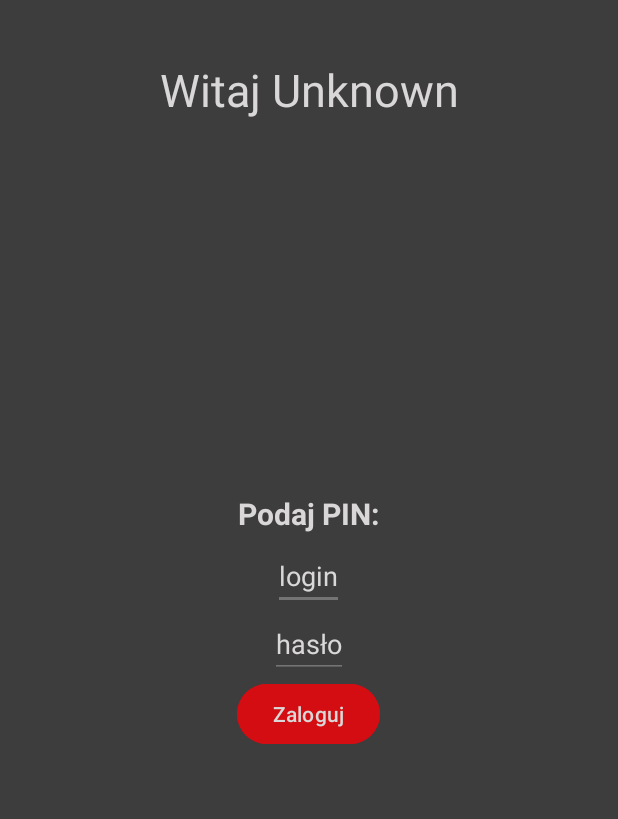
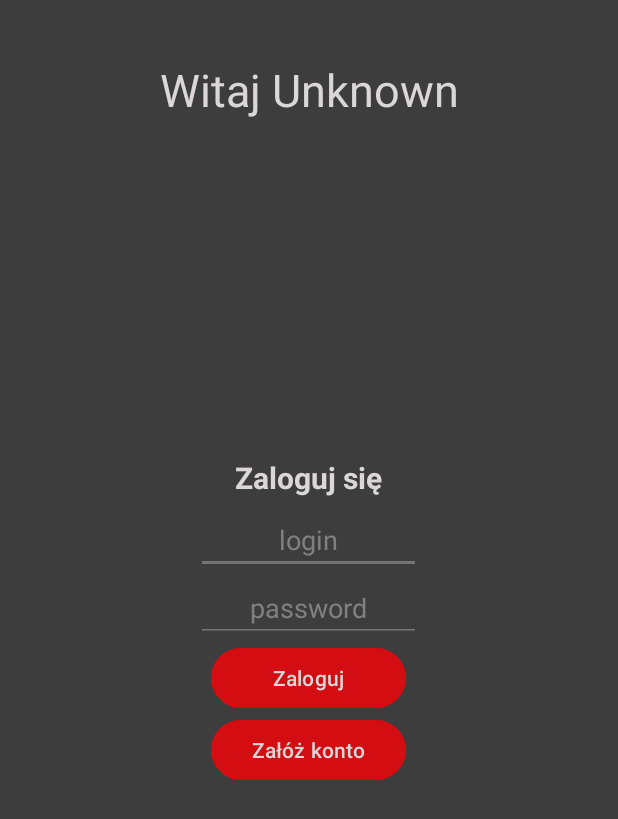
Before and after one commit to Wikt0rP/aplikacja_mobilna-Agile, an Android app: the screen it shows after launch (MainActivity), on a phone screen of 412 x 824 dp. Shown: the top 819 px of the screen. Run offline under Robolectric (Android 15) with nearby library versions, the phone set to English and light mode, and no system bars.

Commit message:
Login screen update

```diff
--- a/app/src/main/java/com/example/myapplication/MainActivity.java
+++ b/app/src/main/java/com/example/myapplication/MainActivity.java
@@ -27,20 +27,20 @@ public class MainActivity extends AppCompatActivity {
 
     public void buttonLoginClick(View view)
     {
+
+
         Intent intent = new Intent (this, AfterLogin.class);
         startActivity(intent);
     }
 
     public void loginType(View view)
     {
-        EditText loginText = findViewById(R.id.loginText);
-        loginText.setText("");
+
     }
 
     public void passwordType(View view)
     {
-        EditText passwordText = findViewById(R.id.passwordText);
-        passwordText.setText("");
-        passwordText.setInputType(InputType.TYPE_TEXT_VARIATION_PASSWORD);
+
+
     }
 }
--- a/app/src/main/res/layout/activity_main.xml
+++ b/app/src/main/res/layout/activity_main.xml
@@ -40,7 +40,7 @@
                 android:layout_width="wrap_content"
                 android:layout_height="wrap_content"
                 android:padding="5dp"
-                android:text="Podaj PIN:"
+                android:text="Zaloguj się"
                 android:layout_gravity="center"
                 android:textColor="#d9d7d7"
                 android:textStyle="bold"
@@ -48,35 +48,48 @@
                 />
 
             <EditText
-                android:layout_width="wrap_content"
+                android:layout_width="150dp"
                 android:layout_height="wrap_content"
                 android:layout_gravity="center"
                 android:inputType="text"
                 android:textColor="#d9d7d7"
                 android:backgroundTint="#757474"
                 android:onClick="loginType"
-                android:text="login"
+                android:hint="login"
+                android:textColorHint = "#808080"
+                android:gravity="center"
                 android:id="@+id/loginText"
                 />
             <EditText
-                android:layout_width="wrap_content"
+                android:layout_width="150dp"
                 android:layout_height="wrap_content"
                 android:layout_gravity="center"
                 android:textColor="#d9d7d7"
                 android:backgroundTint="#757474"
-                android:text="hasło"
+                android:hint="password"
+                android:textColorHint = "#808080"
                 android:onClick="passwordType"
                 android:id="@+id/passwordText"
-                />
+                android:inputType="textPassword"
+                android:gravity="center" />
             <Button
                 android:id="@+id/buttonLogin"
-                android:layout_width="wrap_content"
+                android:layout_width="130dp"
+                android:layout_height="wrap_content"
+                android:layout_gravity="center"
+                android:backgroundTint="#D40D12"
+                android:textColor="#d9d7d7"
+                android:text="Zaloguj"
+                android:onClick="buttonLoginClick" />
+            <Button
+                android:id="@+id/buttonRegister"
+                android:layout_width="130dp"
                 android:layout_height="wrap_content"
                 android:layout_gravity="center"
 
                 android:backgroundTint="#D40D12"
                 android:textColor="#d9d7d7"
-                android:text="Zaloguj"
+                android:text="Załóż konto"
                 android:onClick="buttonLoginClick"
                 />
 
```
